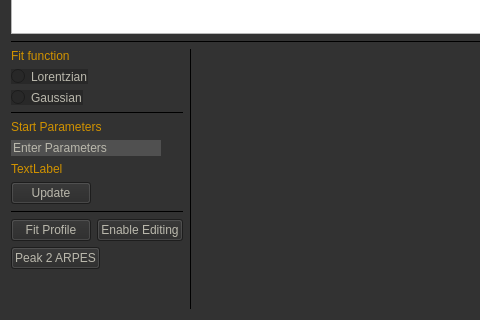
Above: DataFitting.ui from MagiMas/ArpesBandmass before the change; both pictures show x 0 to 480 and y 320 to 640 of the 938 by 640 pixel window. Below: the same form after it.
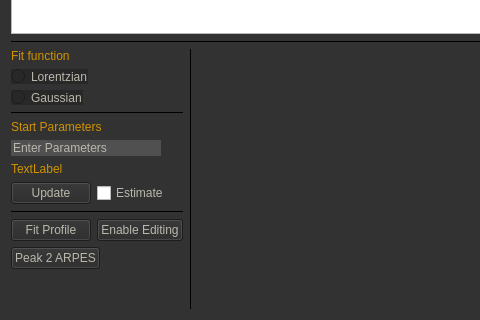
That is the form after the change. Custom widgets are drawn as their Qt base class.

Commit message: Implemented Estimation for fit parameters in Profile Plot

```diff
--- a/DataFitting.ui
+++ b/DataFitting.ui
@@ -33,6 +33,10 @@
 	background: rgb(50, 50, 50);
 }
 
+QCheckBox{
+		color:rgb(186, 184, 172);
+}
+
 QLineEdit{
 	color:rgb(186, 184, 172);
 	background:rgb(80, 80, 80);
@@ -481,6 +485,8 @@
            </widget>
           </item>
           <item>
+           <layout class="QHBoxLayout" name="horizontalLayout_9">
+            <item>
            <widget class="QPushButton" name="PB_Update">
             <property name="sizePolicy">
              <sizepolicy hsizetype="Fixed" vsizetype="Fixed">
@@ -494,6 +500,18 @@
            </widget>
           </item>
           <item>
+             <widget class="QCheckBox" name="ChB_Estimate_Params_Profile">
+              <property name="toolTip">
+               <string>Estimate the Fit parameters between left and right border</string>
+              </property>
+              <property name="text">
+               <string>Estimate</string>
+              </property>
+             </widget>
+            </item>
+           </layout>
+          </item>
+          <item>
            <widget class="Line" name="line_6">
             <property name="frameShadow">
              <enum>QFrame::Plain</enum>
```
Left out of the diff: 2 changed lines with no effect on the pictures. Lines whose indentation alone changed are shown as unchanged. The commit also changes 3 other files.
